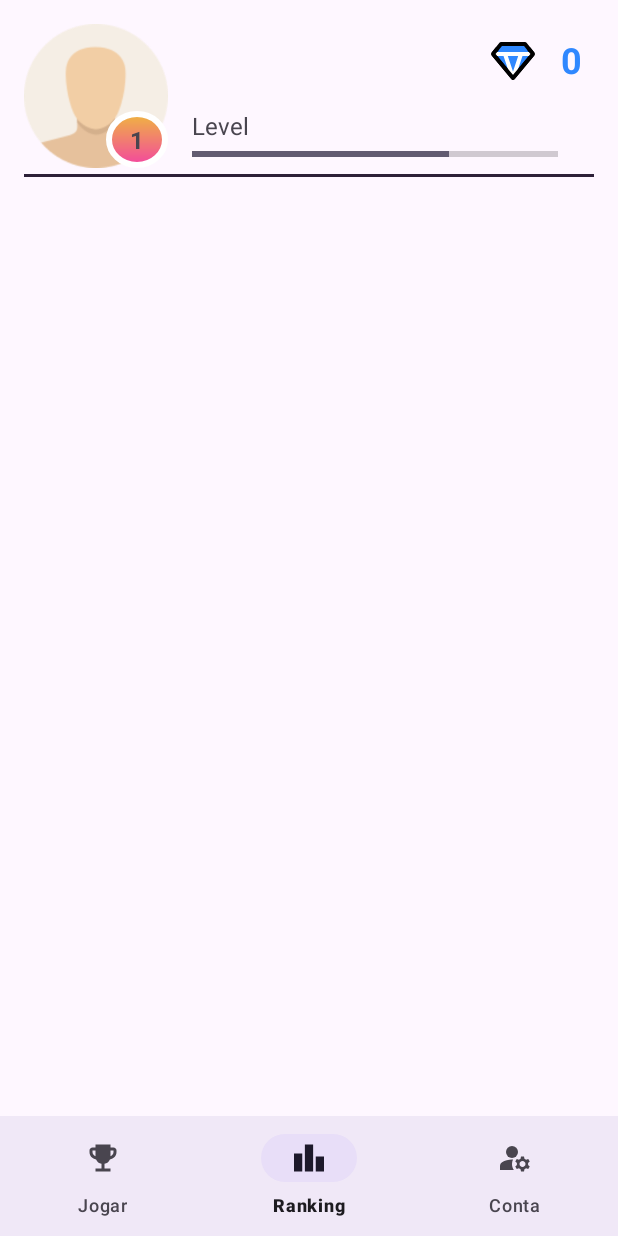
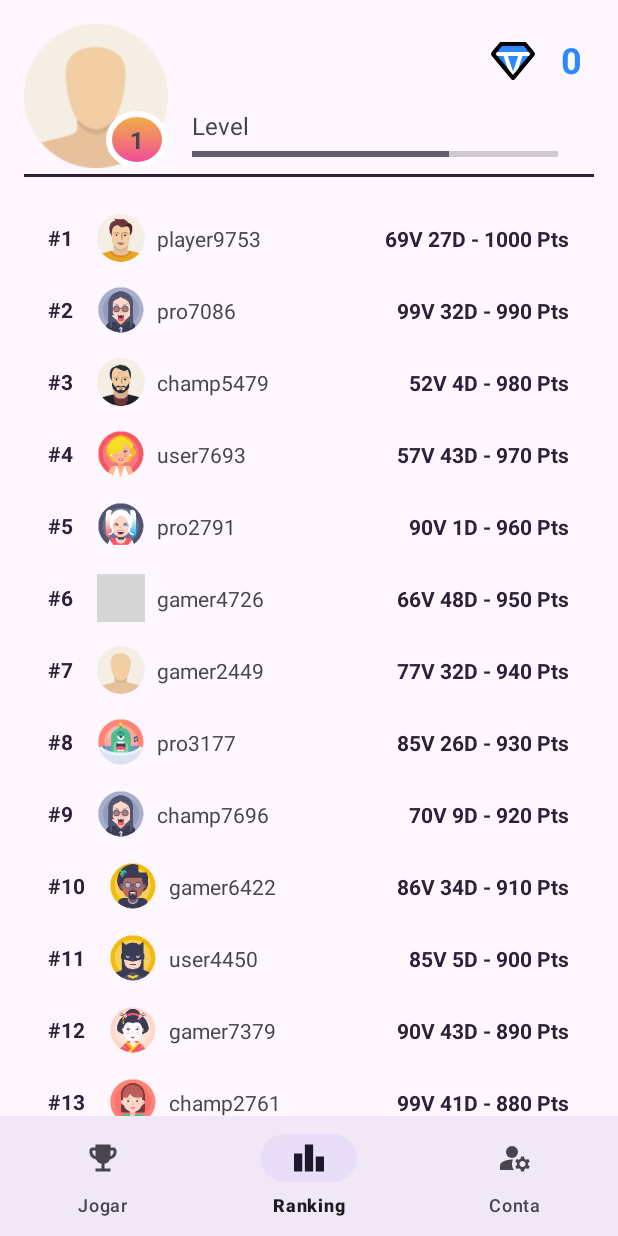
Before and after one commit to trucoestrelas/trucoestrelasandroid, an Android app: the RankingFragment screen opened through its navigation route, item 2 of the bottom bar chosen, on a phone screen of 412 x 824 dp. Run offline under Robolectric (Android 15) with nearby library versions, the phone set to English and light mode, and no system bars; our stand-ins replace navigation-ui; pictures from the network do not load; grey boxes are pictures that could not be loaded.

Commit message:
alteracoes no fragment de ranking

```diff
--- a/app/build.gradle.kts
+++ b/app/build.gradle.kts
@@ -62,6 +62,7 @@ dependencies {
     implementation(libs.androidx.navigation.ui.ktx)
     implementation(libs.androidx.viewpager2)
     implementation(libs.lottie)
+    implementation (libs.glide)
 
 
     testImplementation(libs.junit)
--- a/app/src/main/AndroidManifest.xml
+++ b/app/src/main/AndroidManifest.xml
@@ -26,6 +26,8 @@
                 <category android:name="android.intent.category.LAUNCHER" />
             </intent-filter>
         </activity>
+        <activity android:name=".BaseActivity" />
+
     </application>
 
 </manifest>
--- /dev/null
+++ b/app/src/main/java/com/mazer/trucoestrelas/BaseActivity.kt
@@ -0,0 +1,40 @@
+package com.mazer.trucoestrelas
+
+import android.media.MediaPlayer
+import android.os.Bundle
+import androidx.appcompat.app.AppCompatActivity
+
+open class BaseActivity : AppCompatActivity() {
+
+    private lateinit var mediaPlayer: MediaPlayer
+
+    override fun onCreate(savedInstanceState: Bundle?) {
+        super.onCreate(savedInstanceState)
+
+        // Inicializa o MediaPlayer
+        mediaPlayer = MediaPlayer.create(this, com.mazer.common_tools.R.raw.background_music)
+        mediaPlayer.isLooping = true
+        mediaPlayer.start()
+    }
+
+    override fun onResume() {
+        super.onResume()
+        if (!mediaPlayer.isPlaying) {
+            mediaPlayer.start()
+        }
+    }
+
+    override fun onPause() {
+        super.onPause()
+        if (mediaPlayer.isPlaying) {
+            mediaPlayer.pause()
+        }
+    }
+
+    override fun onDestroy() {
+        super.onDestroy()
+        if (::mediaPlayer.isInitialized) {
+            mediaPlayer.release()
+        }
+    }
+}
--- a/app/src/main/java/com/mazer/trucoestrelas/MainActivity.kt
+++ b/app/src/main/java/com/mazer/trucoestrelas/MainActivity.kt
@@ -11,7 +11,7 @@ import com.mazer.trucoestrelas.databinding.ActivityMainBinding
 import com.mazer.trucoestrelas.ui.play.fodinha.FodinhaFragment
 import com.mazer.trucoestrelas.ui.play.truco.TrucoFragment
 
-class MainActivity : AppCompatActivity() {
+class MainActivity : BaseActivity() {
 
     private lateinit var binding: ActivityMainBinding
 
--- /dev/null
+++ b/app/src/main/java/com/mazer/trucoestrelas/UiExtensions.kt
@@ -0,0 +1,76 @@
+package com.mazer.trucoestrelas
+
+fun Int.getAvatarDrawable(): Int {
+    return when (this){
+        1 -> {
+            com.mazer.common_tools.R.drawable.avatar_1
+        }
+        2 -> {
+            com.mazer.common_tools.R.drawable.avatar_2
+        }
+        3 -> {
+            com.mazer.common_tools.R.drawable.avatar_3
+        }
+        4 -> {
+            com.mazer.common_tools.R.drawable.avatar_4
+        }
+        5 -> {
+            com.mazer.common_tools.R.drawable.avatar_5
+        }
+        6 -> {
+            com.mazer.common_tools.R.drawable.avatar_6
+        }
+        7 -> {
+            com.mazer.common_tools.R.drawable.avatar_7
+        }
+        8 -> {
+            com.mazer.common_tools.R.drawable.avatar_8
+        }
+        9 -> {
+            com.mazer.common_tools.R.drawable.avatar_9
+        }
+        10 -> {
+            com.mazer.common_tools.R.drawable.avatar_10
+        }
+        11 -> {
+            com.mazer.common_tools.R.drawable.avatar_11
+        }
+        12 -> {
+            com.mazer.common_tools.R.drawable.avatar_12
+        }
+        13 -> {
+            com.mazer.common_tools.R.drawable.avatar_13
+        }
+        14 -> {
+            com.mazer.common_tools.R.drawable.avatar_14
+        }
+        15 -> {
+            com.mazer.common_tools.R.drawable.avatar_15
+        }
+        16 -> {
+            com.mazer.common_tools.R.drawable.avatar_16
+        }
+        17 -> {
+            com.mazer.common_tools.R.drawable.avatar_17
+        }
+        18 -> {
+            com.mazer.common_tools.R.drawable.avatar_18
+        }
+        19 -> {
+            com.mazer.common_tools.R.drawable.avatar_19
+        }
+        20 -> {
+            com.mazer.common_tools.R.drawable.avatar_20
+        }
+        21 -> {
+            com.mazer.common_tools.R.drawable.avatar_21
+        }
+        22 -> {
+            com.mazer.common_tools.R.drawable.avatar_22
+        }
+        else -> {
+            com.mazer.common_tools.R.drawable.default_avatar
+        }
+
+    }
+}
--- /dev/null
+++ b/app/src/main/java/com/mazer/trucoestrelas/ui/ranking/CommoUserViewHolder.kt
@@ -0,0 +1,9 @@
+package com.mazer.trucoestrelas.ui.ranking
+
+import androidx.recyclerview.widget.RecyclerView
+import com.mazer.trucoestrelas.databinding.ItemRankingBinding
+
+
+class CommoUserViewHolder (private val binding: ItemRankingBinding) : RecyclerView.ViewHolder(binding.root) {
+
+}
--- /dev/null
+++ b/app/src/main/java/com/mazer/trucoestrelas/ui/ranking/RankingAdapter.kt
@@ -0,0 +1,27 @@
+package com.mazer.trucoestrelas.ui.ranking
+
+import android.view.LayoutInflater
+import android.view.ViewGroup
+import androidx.recyclerview.widget.RecyclerView
+import com.mazer.trucoestrelas.databinding.ItemRankingBinding
+import com.mazer.trucoestrelas.databinding.ItemSeuRankingBinding
+
+class RankingAdapter() :  RecyclerView.Adapter<RankingViewHolder>() {
+
+    private var streamersList: ArrayList<RankingUi> = arrayListOf()
+
+    override fun onCreateViewHolder(parent: ViewGroup, viewType: Int): RankingViewHolder {
+        val binding = ItemRankingBinding.inflate(LayoutInflater.from(parent.context), parent, false)
+        return RankingViewHolder(binding)
+    }
+
+    override fun onBindViewHolder(holder: RankingViewHolder, position: Int) {
+        holder.bind(streamersList[position], position)
+    }
+
+    fun setList(list: List<RankingUi>) {
+        this.streamersList = ArrayList(list)
+        notifyDataSetChanged()
+    }
+    override fun getItemCount(): Int =  streamersList.size
+}
--- a/app/src/main/java/com/mazer/trucoestrelas/ui/ranking/RankingFragment.kt
+++ b/app/src/main/java/com/mazer/trucoestrelas/ui/ranking/RankingFragment.kt
@@ -29,6 +29,124 @@ class RankingFragment : Fragment() {
         return root
     }
 
+    override fun onViewCreated(view: View, savedInstanceState: Bundle?) {
+        super.onViewCreated(view, savedInstanceState)
+
+        setupView()
+    }
+
+    private fun setupView() {
+        val adapter = RankingAdapter()
+        binding.rvRanking.adapter = adapter
+        adapter.setList(getTop100Ranking())
+
+    }
+
+    private fun getTop100Ranking(): List<RankingUi> {
+        return listOf(
+            RankingUi("player9753", 69, 27, 1000),
+            RankingUi("pro7086", 99, 32, 990),
+            RankingUi("champ5479", 52, 4, 980),
+            RankingUi("user7693", 57, 43, 970),
+            RankingUi("pro2791", 90, 1, 960),
+            RankingUi("gamer4726", 66, 48, 950),
+            RankingUi("gamer2449", 77, 32, 940),
+            RankingUi("pro3177", 85, 26, 930),
+            RankingUi("champ7696", 70, 9, 920),
+            RankingUi("gamer6422", 86, 34, 910),
+            RankingUi("user4450", 85, 5, 900),
+            RankingUi("gamer7379", 90, 43, 890),
+            RankingUi("champ2761", 99, 41, 880),
+            RankingUi("gamer8164", 54, 12, 870),
+            RankingUi("pro6139", 100, 19, 860),
+            RankingUi("user1565", 63, 41, 850),
+            RankingUi("gamer3798", 99, 12, 840),
+            RankingUi("pro7940", 98, 4, 830),
+            RankingUi("gamer1564", 85, 8, 820),
+            RankingUi("gamer1792", 100, 14, 810),
+            RankingUi("player6732", 79, 39, 800),
+            RankingUi("champ5878", 68, 18, 790),
+            RankingUi("pro5618", 87, 50, 780),
+            RankingUi("user6285", 75, 0, 770),
+            RankingUi("champ9010", 52, 9, 760),
+            RankingUi("player2699", 74, 2, 750),
+            RankingUi("player2562", 51, 48, 740),
+            RankingUi("user6072", 58, 32, 730),
+            RankingUi("player5097", 61, 1, 720),
+            RankingUi("champ2853", 83, 2, 710),
+            RankingUi("gamer4667", 99, 44, 700),
+            RankingUi("gamer7448", 69, 9, 690),
+            RankingUi("pro8352", 58, 28, 680),
+            RankingUi("pro2715", 64, 46, 670),
+            RankingUi("pro3478", 63, 19, 660),
+            RankingUi("champ3771", 60, 0, 650),
+            RankingUi("user1044", 83, 48, 640),
+            RankingUi("champ6166", 83, 37, 630),
+            RankingUi("player2758", 63, 17, 620),
+            RankingUi("gamer4383", 52, 8, 610),
+            RankingUi("champ9685", 95, 47, 600),
+            RankingUi("player6047", 60, 3, 590),
+            RankingUi("user2728", 67, 35, 580),
+            RankingUi("champ8994", 65, 32, 570),
+            RankingUi("user4561", 55, 11, 560),
+            RankingUi("player3985", 59, 40, 550),
+            RankingUi("champ4498", 54, 24, 540),
+            RankingUi("gamer7872", 57, 39, 530),
+            RankingUi("gamer6458", 64, 17, 520),
+            RankingUi("user8637", 63, 7, 510),
+            RankingUi("gamer3810", 82, 14, 500),
+            RankingUi("champ4951", 96, 24, 490),
+            RankingUi("gamer9936", 71, 13, 480),
+            RankingUi("user9918", 93, 25, 470),
+            RankingUi("player7049", 84, 40, 460),
+            RankingUi("player6908", 88, 48, 450),
+            RankingUi("gamer8950", 64, 10, 440),
+            RankingUi("gamer8647", 67, 38, 430),
+            RankingUi("champ9464", 77, 4, 420),
+            RankingUi("player9252", 51, 20, 410),
+            RankingUi("user3447", 66, 13, 400),
+            RankingUi("champ8482", 60, 26, 390),
+            RankingUi("gamer5524", 94, 13, 380),
+            RankingUi("gamer1224", 54, 32, 370),
+            RankingUi("player9964", 54, 24, 360),
+            RankingUi("champ1429", 61, 15, 350),
+            RankingUi("player9218", 63, 33, 340),
+            RankingUi("champ5204", 75, 28, 330),
+            RankingUi("champ3910", 54, 50, 320),
+            RankingUi("player8256", 65, 21, 310),
+            RankingUi("gamer9359", 76, 4, 300),
+            RankingUi("user4087", 86, 45, 290),
+            RankingUi("pro9691", 50, 48, 280),
+            RankingUi("pro8783", 80, 37, 270),
+            RankingUi("gamer7064", 71, 19, 260),
+            RankingUi("champ1043", 72, 44, 250),
+            RankingUi("user6037", 73, 42, 240),
+            RankingUi("champ1983", 74, 50, 230),
+            RankingUi("gamer9003", 98, 29, 220),
+            RankingUi("user3295", 57, 46, 210),
+            RankingUi("user3780", 75, 31, 200),
+            RankingUi("champ7946", 50, 8, 190),
+            RankingUi("player2902", 80, 27, 180),
+            RankingUi("gamer9503", 77, 39, 170),
+            RankingUi("pro9588", 69, 4, 160),
+            RankingUi("user4691", 58, 43, 150),
+            RankingUi("gamer5490", 71, 15, 140),
+            RankingUi("gamer5303", 68, 27, 130),
+            RankingUi("champ4766", 93, 10, 120),
+            RankingUi("user5349", 91, 26, 110),
+            RankingUi("player1734", 88, 21, 100),
+            RankingUi("pro2613", 73, 19, 90),
+            RankingUi("player8686", 59, 15, 80),
+            RankingUi("player5220", 50, 17, 70),
+            RankingUi("pro1726", 68, 8, 60),
+            RankingUi("champ8890", 85, 38, 50),
+            RankingUi("pro4892", 96, 19, 40),
+            RankingUi("gamer2612", 63, 24, 30),
+            RankingUi("player4283", 95, 30, 20),
+            RankingUi("gamer1144", 63, 34, 10)
+        )
+    }
+
     override fun onDestroyView() {
         super.onDestroyView()
         _binding = null
--- /dev/null
+++ b/app/src/main/java/com/mazer/trucoestrelas/ui/ranking/RankingUi.kt
@@ -0,0 +1,8 @@
+package com.mazer.trucoestrelas.ui.ranking
+
+data class RankingUi(
+    val username: String,
+    val numVitorias: Int,
+    val numDerrotas: Int,
+    val totalPts: Int
+)
--- /dev/null
+++ b/app/src/main/java/com/mazer/trucoestrelas/ui/ranking/RankingViewHolder.kt
@@ -0,0 +1,25 @@
+package com.mazer.trucoestrelas.ui.ranking
+
+import android.annotation.SuppressLint
+import androidx.recyclerview.widget.RecyclerView
+import com.bumptech.glide.Glide
+import com.mazer.trucoestrelas.databinding.ItemRankingBinding
+import com.mazer.trucoestrelas.getAvatarDrawable
+import kotlin.random.Random
+
+
+class RankingViewHolder (private val binding: ItemRankingBinding) : RecyclerView.ViewHolder(binding.root) {
+
+    @SuppressLint("SetTextI18n")
+    fun bind(rankingUi: RankingUi, position: Int) {
+        val context = binding.root.context
+        binding.tvRank.text = "#${position+1}"
+        binding.tvUserName.text = rankingUi.username
+        binding.tvUserKda.text = "${rankingUi.numVitorias}V ${rankingUi.numDerrotas}D - ${rankingUi.totalPts} Pts"
+
+        //Mock
+        val randomNumber = Random.nextInt(1, 24)
+        Glide.with(context).load(randomNumber.getAvatarDrawable()).into(binding.ivUserAvatar)
+    }
+
+}
--- a/app/src/main/res/layout/fragment_fodinha.xml
+++ b/app/src/main/res/layout/fragment_fodinha.xml
@@ -46,7 +46,7 @@
                 app:layout_constraintTop_toBottomOf="@id/layout_help_fodinha" />
 
             <com.google.android.material.button.MaterialButton
-                android:id="@+id/btn_quick_play_fodinha_solo"
+                android:id="@+id/btn_quick_play_truco_solo"
                 android:layout_width="0dp"
                 android:layout_height="48dp"
                 android:layout_marginTop="8dp"
@@ -57,7 +57,7 @@
                 app:layout_constraintTop_toBottomOf="@+id/tv_label_quick_game" />
 
             <com.google.android.material.button.MaterialButton
-                android:id="@+id/btn_quick_play_fodinha_group"
+                android:id="@+id/btn_quick_play_truco_group"
                 android:layout_width="0dp"
                 android:layout_height="48dp"
                 android:layout_marginTop="8dp"
@@ -65,7 +65,7 @@
                 android:text="@string/quick_play_fodinha_group"
                 app:layout_constraintEnd_toEndOf="parent"
                 app:layout_constraintStart_toStartOf="parent"
-                app:layout_constraintTop_toBottomOf="@+id/btn_quick_play_fodinha_solo" />
+                app:layout_constraintTop_toBottomOf="@+id/btn_quick_play_truco_solo" />
 
 
             <com.google.android.material.textview.MaterialTextView
@@ -77,7 +77,7 @@
                 android:textSize="24sp"
                 android:textStyle="bold"
                 app:layout_constraintStart_toStartOf="@+id/layout_help_fodinha"
-                app:layout_constraintTop_toBottomOf="@+id/btn_quick_play_fodinha_group" />
+                app:layout_constraintTop_toBottomOf="@+id/btn_quick_play_truco_group" />
 
             <androidx.recyclerview.widget.RecyclerView
                 android:layout_width="match_parent"
--- a/app/src/main/res/layout/fragment_truco.xml
+++ b/app/src/main/res/layout/fragment_truco.xml
@@ -51,7 +51,18 @@
                 app:layout_constraintTop_toBottomOf="@+id/layout_help_truco" />
 
             <com.google.android.material.button.MaterialButton
-                android:id="@+id/btn_quick_play_fodinha_solo"
+                android:id="@+id/btn_quick_play_truco_bot"
+                android:layout_width="0dp"
+                android:layout_height="48dp"
+                android:layout_marginTop="8dp"
+                android:layout_marginHorizontal="16dp"
+                android:text="@string/quick_play_truco_bot"
+                app:layout_constraintEnd_toEndOf="parent"
+                app:layout_constraintStart_toStartOf="parent"
+                app:layout_constraintTop_toBottomOf="@+id/tv_label_quick_game" />
+
+            <com.google.android.material.button.MaterialButton
+                android:id="@+id/btn_quick_play_truco_solo"
                 android:layout_width="0dp"
                 android:layout_height="48dp"
                 android:layout_marginTop="8dp"
@@ -59,10 +70,10 @@
                 android:text="@string/quick_play_truco_1x1"
                 app:layout_constraintEnd_toEndOf="parent"
                 app:layout_constraintStart_toStartOf="parent"
-                app:layout_constraintTop_toBottomOf="@+id/tv_label_quick_game" />
+                app:layout_constraintTop_toBottomOf="@+id/btn_quick_play_truco_bot" />
 
             <com.google.android.material.button.MaterialButton
-                android:id="@+id/btn_quick_play_fodinha_group"
+                android:id="@+id/btn_quick_play_truco_group"
                 android:layout_width="0dp"
                 android:layout_height="48dp"
                 android:layout_marginTop="8dp"
@@ -70,7 +81,7 @@
                 android:text="@string/quick_play_truco_2x2"
                 app:layout_constraintEnd_toEndOf="parent"
                 app:layout_constraintStart_toStartOf="parent"
-                app:layout_constraintTop_toBottomOf="@+id/btn_quick_play_fodinha_solo" />
+                app:layout_constraintTop_toBottomOf="@+id/btn_quick_play_truco_solo" />
 
             <com.google.android.material.button.MaterialButton
                 android:id="@+id/btn_1x1_truco_priced"
@@ -82,7 +93,7 @@
                 android:text="@string/quick_play_truco_1x1_priced"
                 app:layout_constraintEnd_toEndOf="parent"
                 app:layout_constraintStart_toStartOf="parent"
-                app:layout_constraintTop_toBottomOf="@+id/btn_quick_play_fodinha_group" />
+                app:layout_constraintTop_toBottomOf="@+id/btn_quick_play_truco_group" />
 
             <com.google.android.material.button.MaterialButton
                 android:id="@+id/btn_2x2_truco_priced"
--- a/common_tools/build.gradle.kts
+++ b/common_tools/build.gradle.kts
@@ -58,5 +58,4 @@ dependencies {
     implementation(libs.converter.gson)
 
     implementation(libs.lottie)
-    implementation(libs.glide)
 }
--- a/common_tools/src/main/res/values/strings.xml
+++ b/common_tools/src/main/res/values/strings.xml
@@ -12,6 +12,7 @@
     <string name="quick_play">Jogo rápido</string>
     <string name="quick_play_btn">Encontrar</string>
     <string name="quick_play_description">Busque adversários a sua altura.</string>
+    <string name="quick_play_truco_bot">Contra BOT (GRÁTIS)</string>
     <string name="quick_play_truco_1x1">Mano-a-Mano (GRÁTIS)</string>
     <string name="quick_play_truco_2x2">Duplas (GRÁTIS)</string>
     <string name="quick_play_truco_1x1_priced">Mano-a-Mano (D$ 5)</string>
```
